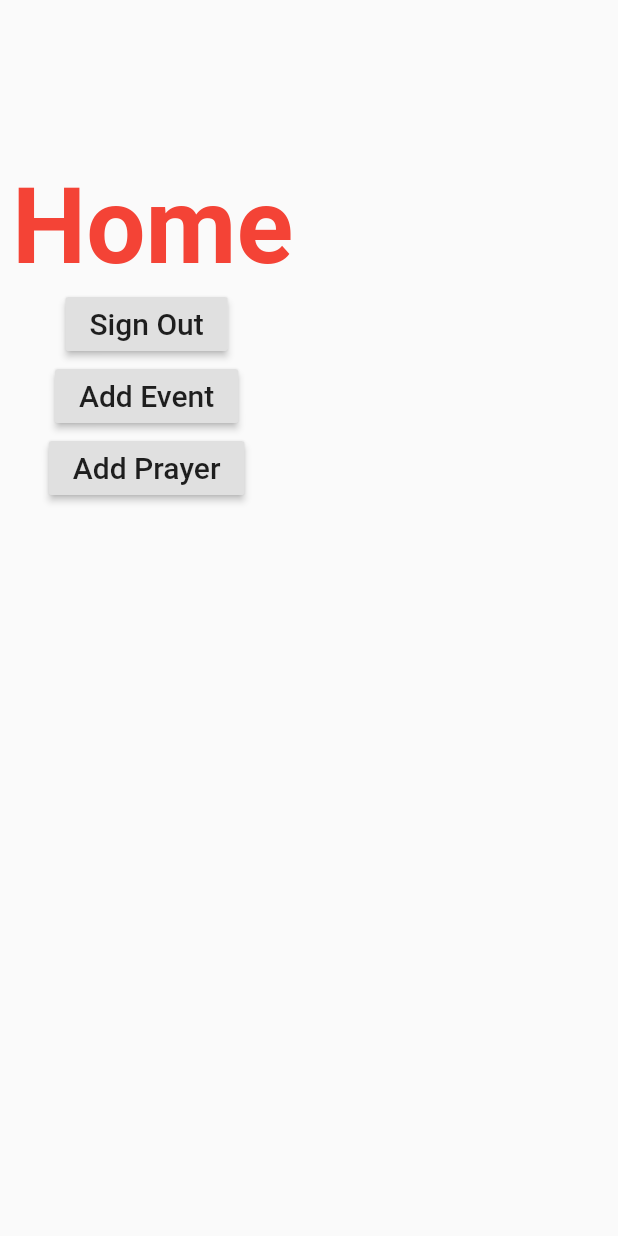
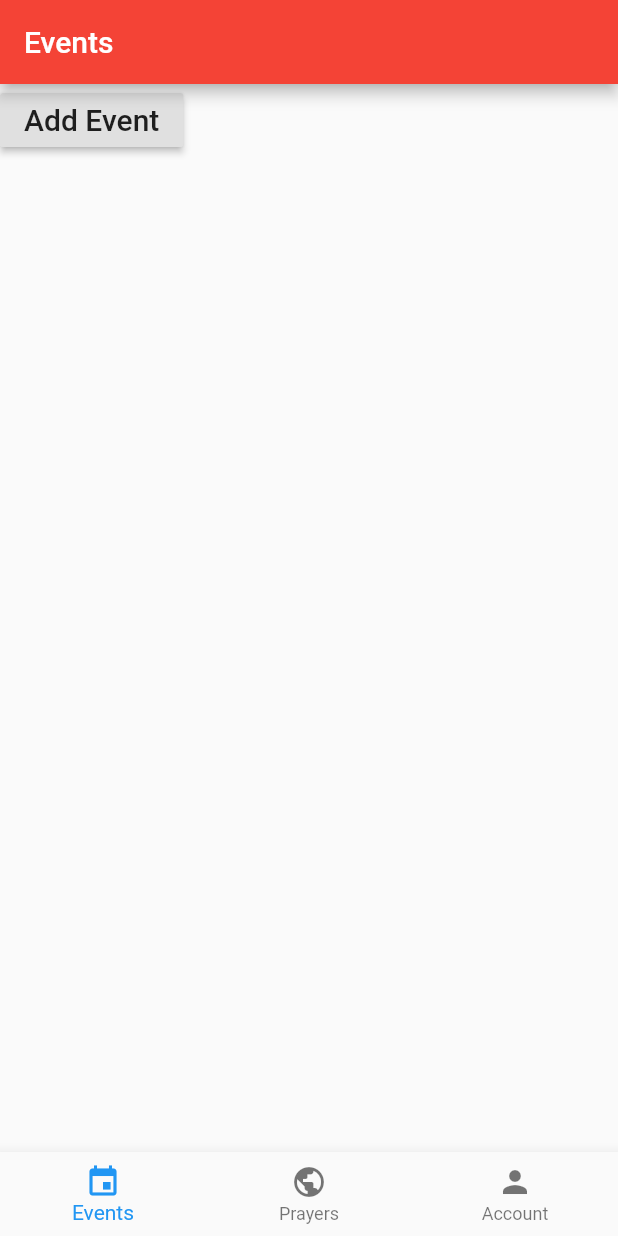
Before and after one commit to crimsonministry/CrimsonMinistry, a Flutter app: the screen it shows once a user with an empty profile is signed in, on a phone screen of 412 x 824 dp. Run offline on Flutter 3.47's test engine with Material 2 defaults, Android fonts, the phone set to English and light mode, and no system bars; our stand-ins replace cloud_firestore, firebase_auth; missing offline and left inert: gps; accounts and stored records are empty.

Commit message:
😎 routing system done :)

```diff
--- /dev/null
+++ b/lib/models/nav.dart
@@ -0,0 +1,29 @@
+import 'package:flutter/material.dart';
+import 'package:CrimsonMinistry/screens/prayers/prayers.dart';
+import 'package:CrimsonMinistry/screens/account/account.dart';
+import 'package:CrimsonMinistry/screens/events/events.dart';
+
+class NavObject {
+  Widget screen;
+  Icon navIcon;
+  String label;
+  NavObject({this.screen, this.navIcon, this.label});
+}
+
+List<NavObject> navItems = [
+  NavObject(
+    screen: Events(),
+    navIcon: Icon(Icons.event),
+    label: 'Events',
+  ),
+  NavObject(
+    screen: Prayers(),
+    navIcon: Icon(Icons.public),
+    label: 'Prayers',
+  ),
+  NavObject(
+    screen: Account(),
+    navIcon: Icon(Icons.person),
+    label: 'Account',
+  ),
+];
--- /dev/null
+++ b/lib/screens/events/events.dart
@@ -0,0 +1,40 @@
+import 'package:flutter/material.dart';
+import './addevent.dart';
+
+class Events extends StatelessWidget {
+  @override
+  Widget build(BuildContext context) {
+    return new MaterialApp(
+      debugShowCheckedModeBanner: false,
+      routes: <String, WidgetBuilder>{
+        '/addevent': (BuildContext context) => new AddEventPage(),
+      },
+      home: new EventsPage(),
+    );
+  }
+}
+
+class EventsPage extends StatefulWidget {
+  @override
+  _EventsPageState createState() => _EventsPageState();
+}
+
+class _EventsPageState extends State<EventsPage> {
+  @override
+  Widget build(BuildContext context) {
+    return Scaffold(
+      appBar: AppBar(
+        title: Text("Events"),
+        backgroundColor: Colors.red,
+      ),
+      body: Column(children: <Widget>[
+        RaisedButton(
+          onPressed: () async {
+            Navigator.of(context).pushNamed('/addevent');
+          },
+          child: const Text('Add Event', style: TextStyle(fontSize: 20)),
+        ),
+      ]),
+    );
+  }
+}
--- /dev/null
+++ b/lib/screens/home.dart
@@ -0,0 +1,32 @@
+import 'package:flutter/material.dart';
+import 'package:CrimsonMinistry/models/nav.dart';
+
+class Home extends StatefulWidget {
+  @override
+  _HomePageState createState() => _HomePageState();
+}
+
+class _HomePageState extends State<Home> {
+  int _screenNumber = 0;
+  @override
+  Widget build(BuildContext context) {
+    return new Scaffold(
+      resizeToAvoidBottomPadding: false,
+      body: navItems[_screenNumber].screen,
+      bottomNavigationBar: BottomNavigationBar(
+        type: BottomNavigationBarType.fixed,
+        items: navItems
+            .map((navItem) => BottomNavigationBarItem(
+                  icon: navItem.navIcon,
+                  label: navItem.label,
+                ))
+            .toList(),
+        currentIndex: _screenNumber,
+        onTap: (i) => setState(() {
+          _screenNumber = i;
+          print(_screenNumber);
+        }),
+      ),
+    );
+  }
+}
--- a/lib/screens/home/home.dart
+++ /dev/null
@@ -1,63 +0,0 @@
-import 'package:flutter/material.dart';
-import 'package:CrimsonMinistry/services/auth.dart';
-import 'package:CrimsonMinistry/screens/prayers/prayers.dart';
-import 'package:CrimsonMinistry/screens/account/account.dart';
-import 'addevent.dart';
-import 'addprayer.dart';
-
-class Home extends StatelessWidget {
-  @override
-  Widget build(BuildContext context) {
-    return new MaterialApp(
-      debugShowCheckedModeBanner: false,
-      routes: <String, WidgetBuilder>{
-        '/addevent': (BuildContext context) => new AddEventPage(),
-        '/addprayer': (BuildContext context) => new AddPrayerPage()
-      },
-      home: new HomePage(),
-    );
-  }
-}
-
-class HomePage extends StatefulWidget {
-  @override
-  _HomePageState createState() => _HomePageState();
-}
-
-class _HomePageState extends State<HomePage> {
-  final AuthService _auth = AuthService();
-
-  @override
-  Widget build(BuildContext context) {
-    return new Scaffold(
-        resizeToAvoidBottomPadding: false,
-        body: Column(children: <Widget>[
-          Container(
-              padding: EdgeInsets.fromLTRB(8.0, 110.0, 0.0, 0.0),
-              child: Text('Home',
-                  style: TextStyle(
-                      fontSize: 70.0,
-                      fontWeight: FontWeight.bold,
-                      color: Colors.red))),
-          RaisedButton(
-            onPressed: () async {
-              dynamic result = await _auth.signOut();
-              print(result);
-            },
-            child: const Text('Sign Out', style: TextStyle(fontSize: 20)),
-          ),
-          RaisedButton(
-            onPressed: () async {
-              Navigator.of(context).pushNamed('/addevent');
-            },
-            child: const Text('Add Event', style: TextStyle(fontSize: 20)),
-          ),
-          RaisedButton(
-            onPressed: () async {
-              Navigator.of(context).pushNamed('/addprayer');
-            },
-            child: const Text('Add Prayer', style: TextStyle(fontSize: 20)),
-          ),
-        ]));
-  }
-}
--- a/lib/screens/wrapper.dart
+++ b/lib/screens/wrapper.dart
@@ -1,8 +1,7 @@
-import 'package:CrimsonMinistry/screens/prayers/prayers.dart';
 import 'package:flutter/material.dart';
 import 'package:provider/provider.dart';
 import 'package:CrimsonMinistry/models/user.dart';
-import 'package:CrimsonMinistry/screens/home/home.dart';
+import 'package:CrimsonMinistry/screens/home.dart';
 import 'package:CrimsonMinistry/screens/auth/signin.dart';
 
 class Wrapper extends StatelessWidget {
```
Also changed, not shown: lib/screens/account/account.dart (+13 -9 lines), lib/screens/prayers/prayers.dart (+36 -5 lines), lib/screens/events/addevent.dart (renamed from lib/screens/home/addevent.dart), lib/screens/prayers/addprayer.dart (renamed from lib/screens/home/addprayer.dart).
